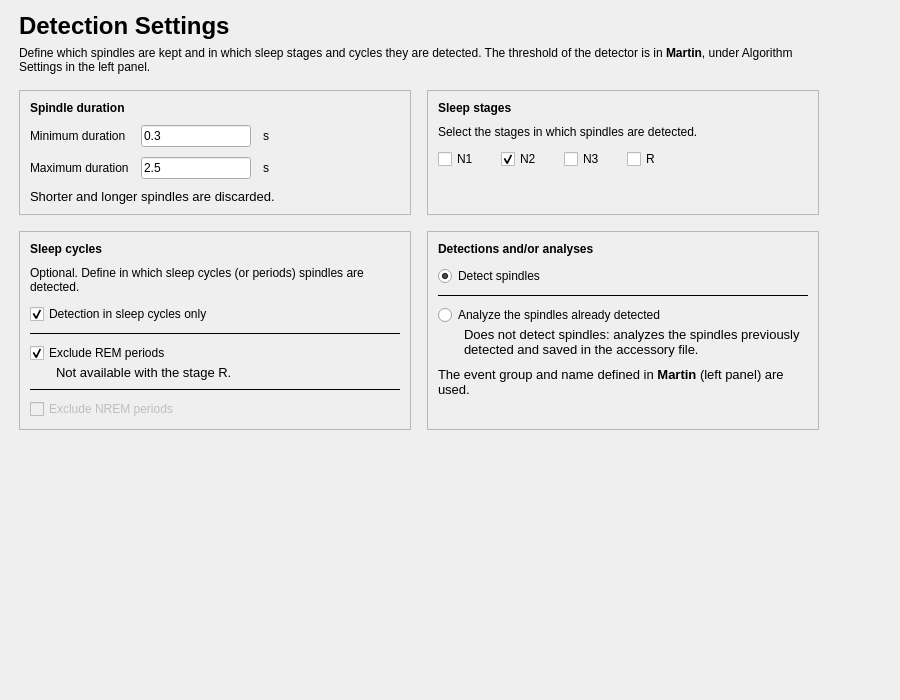
First picture: the form in tools/CEAMSTools/SpindleDetectionMartin/SpindleDetectorSelStep/Ui_SpindleDetectorSelStep.ui, repository SnoozToolbox/snooz-package-ceams, before the edit.
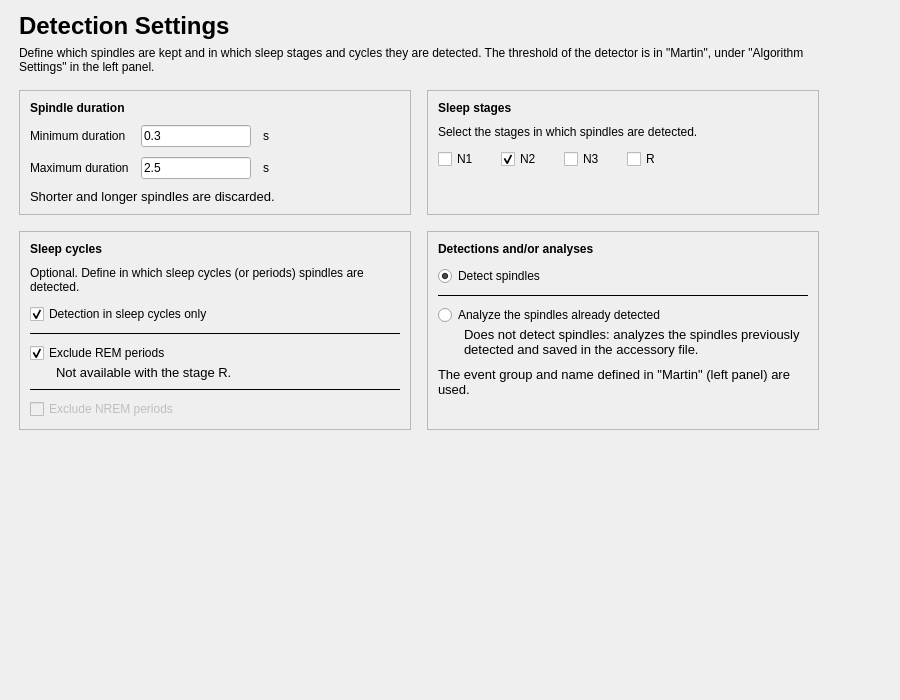
Second picture: the form after the edit.

The edit to the form file:
```diff
--- a/tools/CEAMSTools/SpindleDetectionMartin/SpindleDetectorSelStep/Ui_SpindleDetectorSelStep.ui
+++ b/tools/CEAMSTools/SpindleDetectionMartin/SpindleDetectorSelStep/Ui_SpindleDetectorSelStep.ui
@@ -85,10 +85,7 @@
           <item>
            <widget class="QLabel" name="subtitle_label">
             <property name="text">
-             <string>Define which spindles are kept and in which sleep stages and cycles they are detected. The threshold of the detector is in &lt;b&gt;Martin&lt;/b&gt;, under Algorithm Settings in the left panel.</string>
-            </property>
-            <property name="textFormat">
-             <enum>Qt::TextFormat::RichText</enum>
+             <string>Define which spindles are kept and in which sleep stages and cycles they are detected. The threshold of the detector is in "Martin", under "Algorithm Settings" in the left panel.</string>
             </property>
             <property name="wordWrap">
              <bool>true</bool>
@@ -661,10 +658,7 @@
                 </font>
                </property>
                <property name="text">
-                <string>The event group and name defined in &lt;b&gt;Martin&lt;/b&gt; (left panel) are used.</string>
-               </property>
-               <property name="textFormat">
-                <enum>Qt::TextFormat::RichText</enum>
+                <string>The event group and name defined in "Martin" (left panel) are used.</string>
                </property>
                <property name="wordWrap">
                 <bool>true</bool>
```
